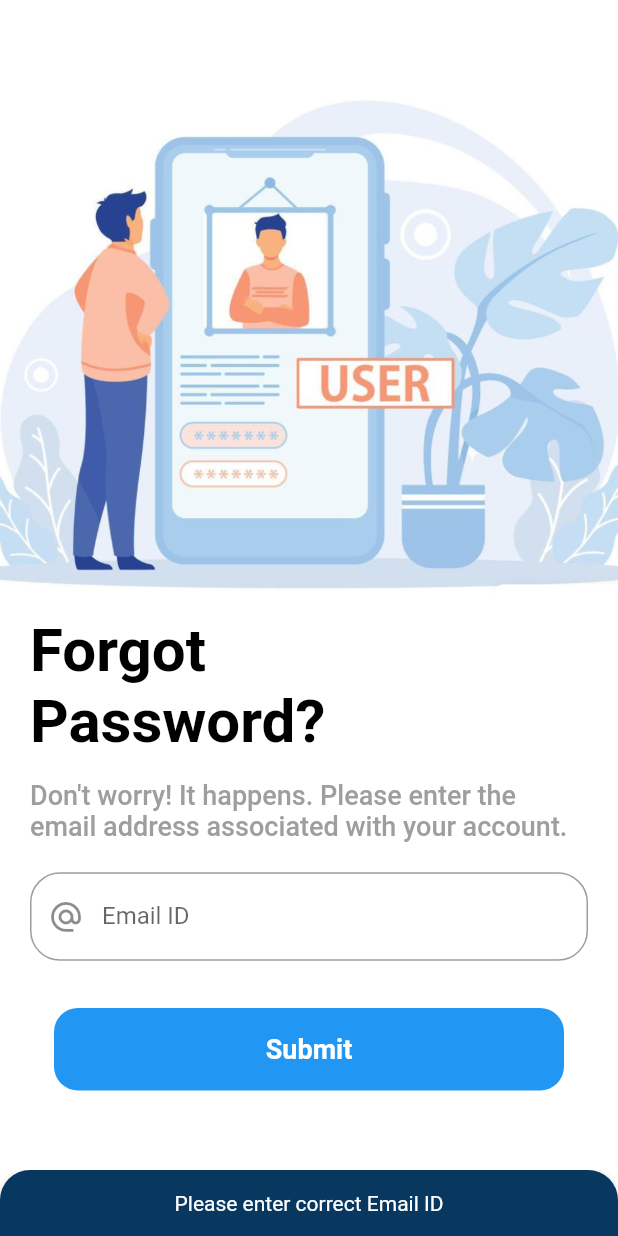
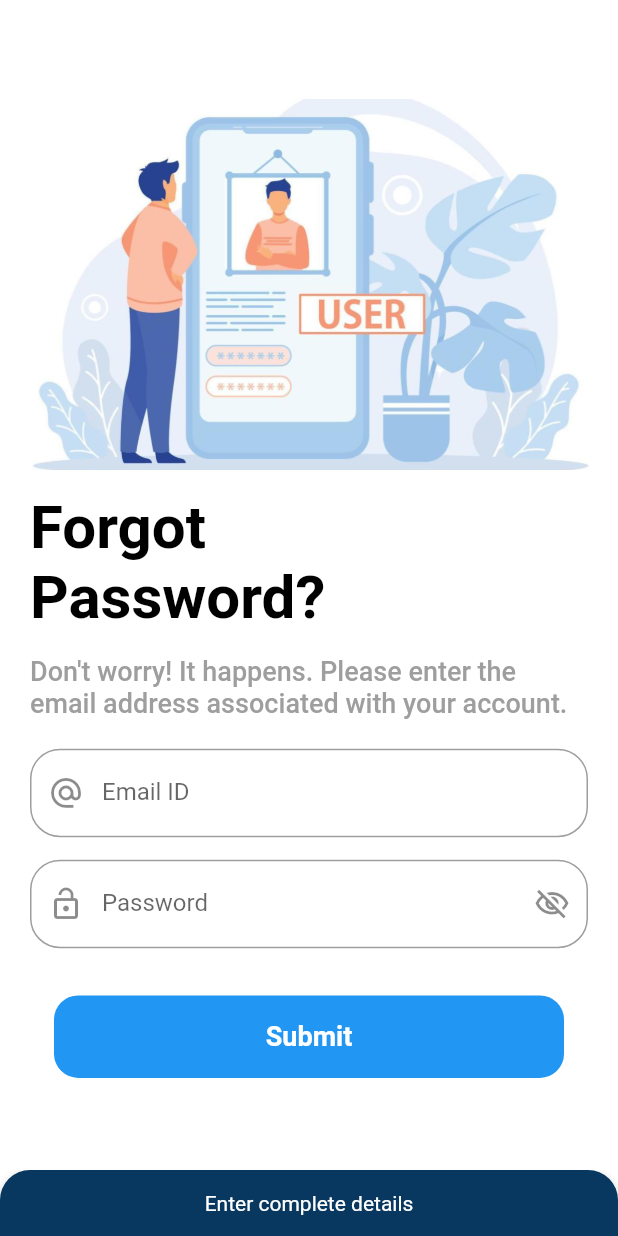
Before and after one commit to Prathamkumar18/SteadyStreak, a Flutter app: the ForgotPasswordScreen screen opened directly, after a tap on "Submit", on a phone screen of 412 x 824 dp. Run offline on Flutter 3.47's test engine with Material 2 defaults, Android fonts, the phone set to English and light mode, and no system bars; our stand-ins replace google_fonts, jwt_decoder, persistent_bottom_nav_bar, shared_preferences, shimmer, syncfusion_flutter_charts; accounts and stored records are empty; network calls fail.

Commit message:
forgetPassword

```diff
--- a/analysis_options.yaml
+++ b/analysis_options.yaml
@@ -23,6 +23,7 @@ linter:
   # producing the lint.
   rules:
     prefer_const_constructors: false
+    use_build_context_synchronously: false
     # prefer_single_quotes: true  # Uncomment to enable the `prefer_single_quotes` rule
 
 # Additional information about this file can be found at
--- a/lib/screens/analytics_screen.dart
+++ b/lib/screens/analytics_screen.dart
@@ -2,6 +2,7 @@ import 'dart:convert';
 import 'package:flutter/material.dart';
 import 'package:http/http.dart' as http;
 import 'package:steady_streak/utils/colors.dart';
+import 'package:steady_streak/utils/config.dart';
 import 'package:syncfusion_flutter_charts/charts.dart';
 import '../models/point_data.dart';
 
@@ -30,7 +31,7 @@ class _AnalyticsScreenState extends State<AnalyticsScreen> {
   Future<void> _fetchDateWiseData() async {
     try {
       final response = await http.get(Uri.parse(
-          'http://10.0.2.2:8082/user/${widget.email}/last-7-date-wise-data'));
+          '$url/user/${widget.email}/last-7-date-wise-data'));
       if (response.statusCode == 200) {
         final jsonResponse = jsonDecode(response.body);
         if (jsonResponse['last7DateWiseData'] is List) {
--- a/lib/screens/forgot_password_screen.dart
+++ b/lib/screens/forgot_password_screen.dart
@@ -1,8 +1,13 @@
+import 'dart:convert';
+
 import 'package:flutter/material.dart';
 import 'package:flutter/services.dart';
+import 'package:steady_streak/screens/login_screen.dart';
 import 'package:steady_streak/utils/colors.dart';
 import 'package:steady_streak/utils/utils.dart';
 import 'package:steady_streak/widgets/custom_button.dart';
+import 'package:http/http.dart' as http;
+import '../utils/config.dart';
 
 class ForgotPasswordScreen extends StatefulWidget {
   const ForgotPasswordScreen({super.key});
@@ -14,6 +19,26 @@ class ForgotPasswordScreen extends StatefulWidget {
 class _ForgotPasswordScreenState extends State<ForgotPasswordScreen> {
   final _formKey = GlobalKey<FormState>();
   TextEditingController emailController = TextEditingController();
+  TextEditingController passwordController = TextEditingController();
+  bool passwordVisible = false;
+
+  Future<void> updateUserPassword() async {
+    final apiUrl = '$updatePassword/${emailController.text}';
+    final response = await http.put(
+      Uri.parse(apiUrl),
+      headers: {
+        'Content-Type': 'application/json',
+      },
+      body: jsonEncode({"newPassword": passwordController.text}),
+    );
+    if (response.statusCode == 200) {
+      showSnackBar(context, 'Password updated successfully');
+      Navigator.push(
+          context, MaterialPageRoute(builder: (context) => LoginScreen()));
+    } else {
+      showSnackBar(context, 'Failed to update password');
+    }
+  }
 
   @override
   void dispose() {
@@ -36,7 +61,7 @@ class _ForgotPasswordScreenState extends State<ForgotPasswordScreen> {
                 height: h * 0.08,
               ),
               Container(
-                  height: h * 0.40,
+                  height: h * 0.30,
                   width: w,
                   decoration: BoxDecoration(
                       image: DecorationImage(
@@ -101,6 +126,39 @@ class _ForgotPasswordScreenState extends State<ForgotPasswordScreen> {
                             ),
                             prefixIcon: Icon(Icons.alternate_email_outlined)),
                       ),
+                      SizedBox(
+                        height: 15,
+                      ),
+                      TextFormField(
+                        keyboardType: TextInputType.text,
+                        controller: passwordController,
+                        validator: (value) {
+                          if (value!.isEmpty) {
+                            return "Enter Password";
+                          } else if (value.length < 6) {
+                            return "Password should be >=6";
+                          } else {
+                            return null;
+                          }
+                        },
+                        obscureText: passwordVisible == true ? false : true,
+                        decoration: InputDecoration(
+                            border: OutlineInputBorder(
+                                borderRadius: BorderRadius.circular(20)),
+                            hintText: "length should be >=6",
+                            label: Text("Password",
+                                style: TextStyle(fontWeight: FontWeight.w400)),
+                            prefixIcon: Icon(Icons.lock_open),
+                            suffixIcon: InkWell(
+                                onTap: () {
+                                  setState(() {
+                                    passwordVisible = !passwordVisible;
+                                  });
+                                },
+                                child: Icon(passwordVisible == true
+                                    ? Icons.visibility_outlined
+                                    : Icons.visibility_off_outlined))),
+                      ),
                     ],
                   ),
                 ),
@@ -115,11 +173,11 @@ class _ForgotPasswordScreenState extends State<ForgotPasswordScreen> {
                   textColor: white,
                   color: Colors.blue,
                   onPressed: () {
-                    if (emailController.text.isNotEmpty) {
-                      showSnackBar(context,
-                          "You will recieve a mail to reset your password.");
+                    if (emailController.text.isEmpty ||
+                        passwordController.text.isEmpty) {
+                      showSnackBar(context, "Enter complete details");
                     } else {
-                      showSnackBar(context, "Please enter correct Email ID");
+                      updateUserPassword();
                     }
                   },
                 ),
--- a/lib/screens/login_screen.dart
+++ b/lib/screens/login_screen.dart
@@ -40,9 +40,7 @@ class _LoginScreenState extends State<LoginScreen> {
       if (res.statusCode == 200) {
         var myToken = jsonResponse['token'];
         prefs.setString('token', myToken);
-        // ignore: use_build_context_synchronously
         showSnackBar(context, "Logged in successfully.");
-        // ignore: use_build_context_synchronously
         Navigator.pushReplacement(
           context,
           MaterialPageRoute(
@@ -53,7 +51,6 @@ class _LoginScreenState extends State<LoginScreen> {
         );
       } else {
         String resMessage = jsonResponse["message"].toString();
-        // ignore: use_build_context_synchronously
         showSnackBar(context, resMessage);
       }
     } else {
--- a/lib/screens/signup_screen.dart
+++ b/lib/screens/signup_screen.dart
@@ -32,7 +32,6 @@ class _SignUpScreenState extends State<SignUpScreen> {
           body: jsonEncode(regBody),
           headers: {"content-Type": "application/json"});
       if (res.statusCode == 200) {
-        // ignore: use_build_context_synchronously
         Navigator.push(
           context,
           MaterialPageRoute(builder: (context) => LoginScreen()),
@@ -40,10 +39,8 @@ class _SignUpScreenState extends State<SignUpScreen> {
       } else {
         var jsonResponse = jsonDecode(res.body);
         if (jsonResponse["message"].toString().contains("duplicate")) {
-          // ignore: use_build_context_synchronously
           showSnackBar(context, "Email already exist");
         } else {
-          // ignore: use_build_context_synchronously
           showSnackBar(context, "Enter valid Credentials");
         }
       }
--- a/lib/screens/task.dart
+++ b/lib/screens/task.dart
@@ -27,7 +27,6 @@ class AddTaskScreen extends StatefulWidget {
 
 class _AddTaskScreenState extends State<AddTaskScreen> {
   final _formKey = GlobalKey<FormState>();
-
   TextEditingController taskController = TextEditingController();
   TextEditingController descController = TextEditingController();
   String priority = "";
@@ -47,9 +46,8 @@ class _AddTaskScreenState extends State<AddTaskScreen> {
     }
   }
 
-  Future<void> addActivity(
-  String email, Map<String, dynamic> activityData) async {
-  final url = Uri.parse('$addTask/$email');
+  Future<void> addActivity(Map<String, dynamic> activityData) async {
+    final url = Uri.parse('$addTask/${widget.email}');
     final response = await http.post(
       url,
       headers: {'Content-Type': 'application/json'},
@@ -58,16 +56,14 @@ class _AddTaskScreenState extends State<AddTaskScreen> {
 
     if (response.statusCode == 200) {
       widget.onTaskAdded();
-    // ignore: use_build_context_synchronously
       Navigator.push(
         context,
-      MaterialPageRoute(builder: (context) => HomeScreen(email: email)),
+        MaterialPageRoute(builder: (context) => HomeScreen(email: widget.email)),
       );
     } else {
       print('Failed to add activity: ${response.body}');
     }
   }
-
 
   @override
   Widget build(BuildContext context) {
@@ -221,9 +217,7 @@ class _AddTaskScreenState extends State<AddTaskScreen> {
                 Text(
                   "Tile Color",
                   style: GoogleFonts.nobile(
-                      fontWeight: FontWeight.bold,
-                      fontSize: 20,
-                      color: black),
+                      fontWeight: FontWeight.bold, fontSize: 20, color: black),
                 ),
                 SizedBox(
                   height: 5,
@@ -241,9 +235,7 @@ class _AddTaskScreenState extends State<AddTaskScreen> {
                 Text(
                   "Priority",
                   style: GoogleFonts.nobile(
-                      fontWeight: FontWeight.bold,
-                      fontSize: 20,
-                      color: black),
+                      fontWeight: FontWeight.bold, fontSize: 20, color: black),
                 ),
                 SizedBox(
                   height: 5,
@@ -261,9 +253,7 @@ class _AddTaskScreenState extends State<AddTaskScreen> {
                 Text(
                   "Daily ?",
                   style: GoogleFonts.nobile(
-                      fontWeight: FontWeight.bold,
-                      fontSize: 20,
-                      color: black),
+                      fontWeight: FontWeight.bold, fontSize: 20, color: black),
                 ),
                 SizedBox(
                   height: 5,
@@ -285,7 +275,6 @@ class _AddTaskScreenState extends State<AddTaskScreen> {
                       textColor: white,
                       onPressed: () {
                         if (check()) {
-                          final userEmail = widget.email;
                           final activityDetails = {
                             'color': color,
                             'icon': icon,
@@ -294,7 +283,7 @@ class _AddTaskScreenState extends State<AddTaskScreen> {
                             'priority': priority,
                             'daily': daily,
                           };
-                          addActivity(userEmail, activityDetails);
+                          addActivity(activityDetails);
                         }
                       },
                       image: false),
```
Also changed, not shown: lib/screens/home_screen.dart (+5 -7 lines), lib/screens/profile_screen.dart (+14 -17 lines), lib/utils/config.dart (+15 -6 lines). Lines whose indentation alone changed are shown as unchanged.
